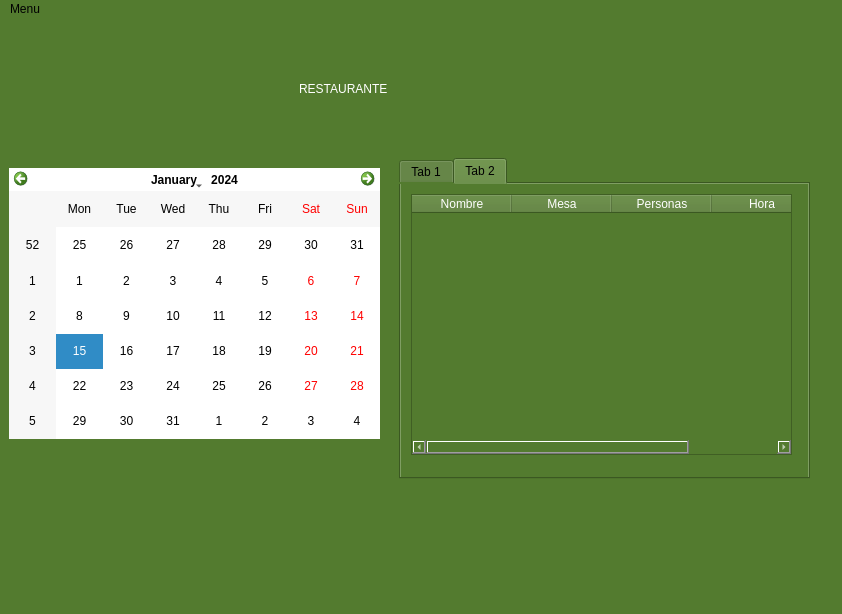
Old version of the form mainwindow.ui in the repository valeAlfaro5/ProyectoLenguajesDeProgramacion.
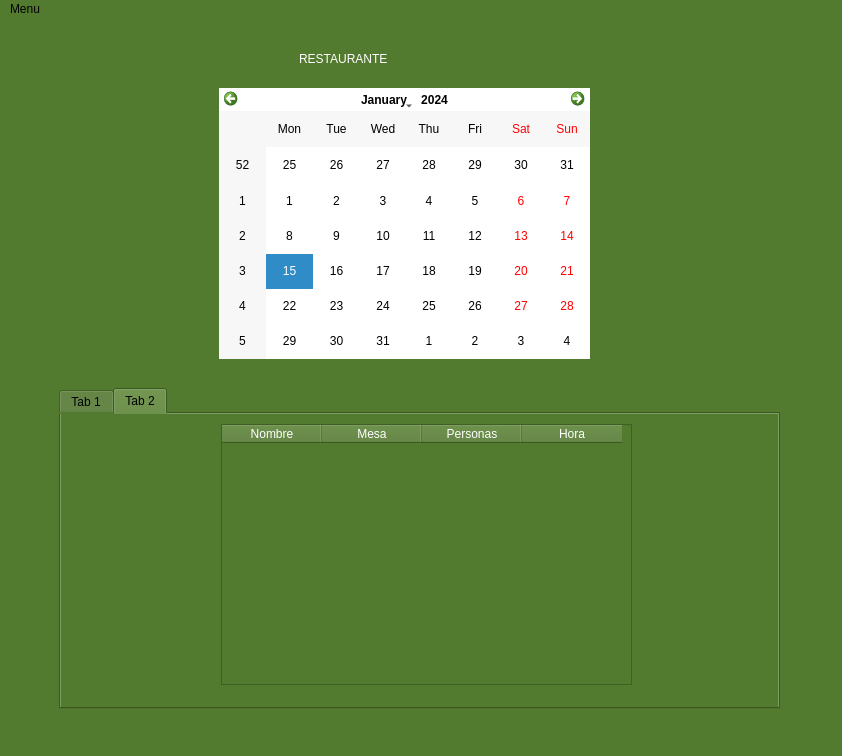
New version of the form.

Patch:
```diff
--- a/mainwindow.ui
+++ b/mainwindow.ui
@@ -7,7 +7,7 @@
     <x>0</x>
     <y>0</y>
     <width>842</width>
-    <height>614</height>
+    <height>756</height>
    </rect>
   </property>
   <property name="windowTitle">
@@ -23,8 +23,8 @@
       <widget class="QCalendarWidget" name="calendarWidget">
        <property name="geometry">
         <rect>
-         <x>0</x>
-         <y>140</y>
+         <x>210</x>
+         <y>60</y>
          <width>371</width>
          <height>271</height>
         </rect>
@@ -38,7 +38,7 @@
        <property name="geometry">
         <rect>
          <x>290</x>
-         <y>40</y>
+         <y>10</y>
          <width>221</width>
          <height>41</height>
         </rect>
@@ -54,9 +54,9 @@
       <widget class="QTabWidget" name="tabWidget">
        <property name="geometry">
         <rect>
-         <x>390</x>
-         <y>130</y>
-         <width>411</width>
+         <x>50</x>
+         <y>360</y>
+         <width>721</width>
          <height>321</height>
         </rect>
        </property>
@@ -99,9 +99,9 @@
         <widget class="QTableWidget" name="tableWidget">
          <property name="geometry">
           <rect>
-           <x>10</x>
+           <x>160</x>
            <y>10</y>
-           <width>381</width>
+           <width>411</width>
            <height>261</height>
           </rect>
          </property>
```
Left out of the diff: 2 changed lines with no effect on the pictures.
